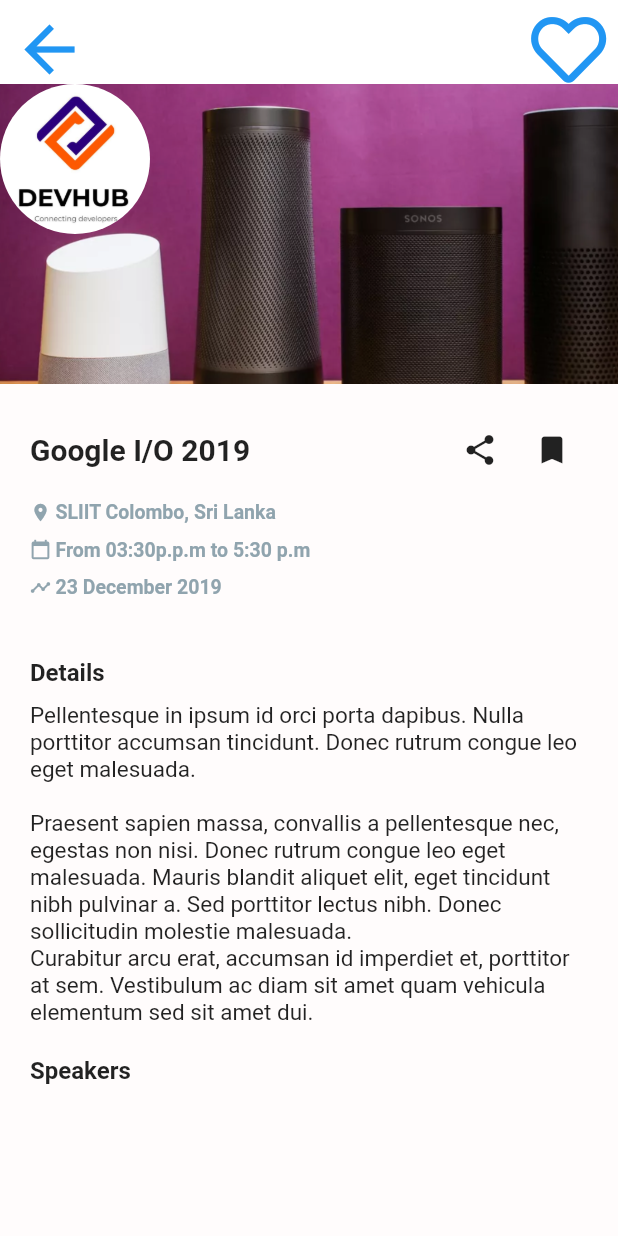
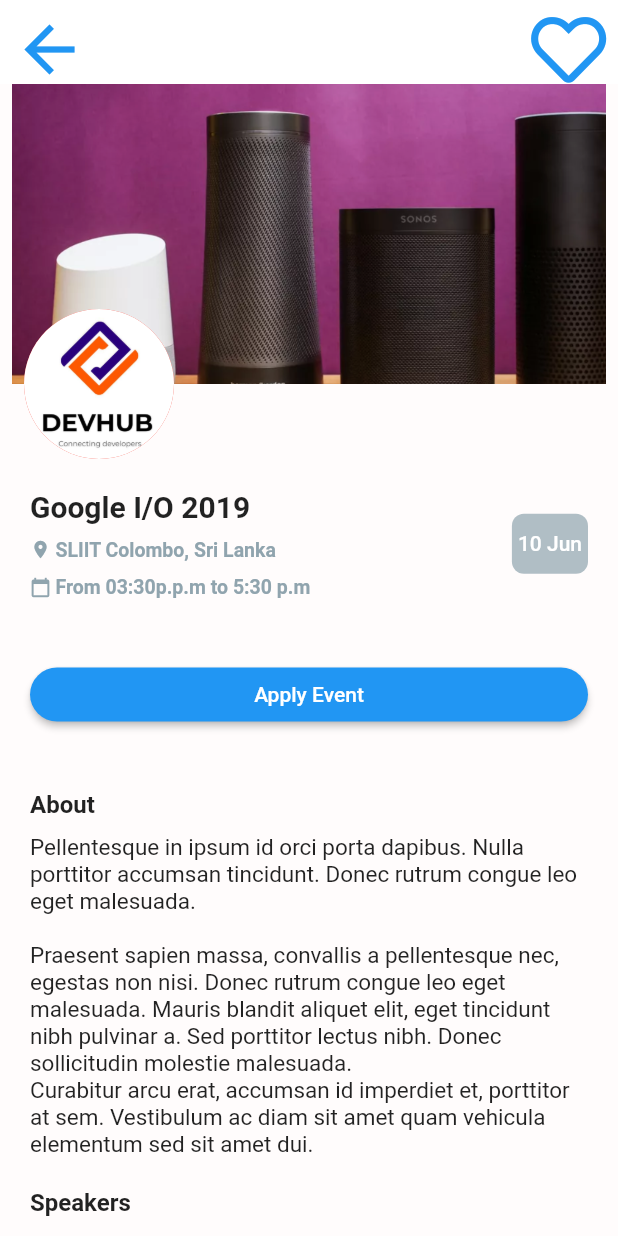
Before and after one commit to expertamitch/devhub, a Flutter app: the EventHomePage screen opened directly, on a phone screen of 412 x 824 dp. Run offline on Flutter 3.47's test engine with Material 2 defaults, Android fonts, the phone set to English and light mode, and no system bars; our stand-ins replace carousel_slider, font_awesome_flutter, photo_view, rxdart, share.

Commit message:
updated 28-10-19 7:15 updated event details page

```diff
--- a/lib/ui/events/event_homepage.dart
+++ b/lib/ui/events/event_homepage.dart
@@ -1,6 +1,8 @@
+import 'package:dev_hub/util/constants.dart';
 import 'package:dev_hub/util/data.dart';
 import 'package:flutter/material.dart';
 import 'package:font_awesome_flutter/font_awesome_flutter.dart';
+import 'package:intl/intl.dart';
 import 'package:share/share.dart';
 
 class EventHomePage extends StatefulWidget {
@@ -29,23 +31,37 @@
         ],
       ),
       body: ListView(
-        //todo work on refine design
         children: <Widget>[
-          Stack(
+          Padding(
+            padding: const EdgeInsets.only(left:8.0,right: 8.0),
+            child: Stack(
+              alignment:Alignment.bottomLeft,
               children: <Widget>[
-              Image.asset("assets/image_01.png",
-                  height: 200, width: MediaQuery.of(context).size.width,fit: BoxFit.cover,),
-              Container(
+                Padding(
+                  padding: const EdgeInsets.only(bottom: 50),
+                  child: Image.asset(
+                    "assets/image_01.png",
+                    height: 200,
+                    width: MediaQuery.of(context).size.width,
+                    fit: BoxFit.cover,
+                  ),
+                ),
+                Padding(
+                  padding: const EdgeInsets.only(left: 8),
+                  child: Container(
                     height: 100,
                     width: 100,
+                    decoration: BoxDecoration(color: Colors.red,shape: BoxShape.circle),
                     child: ClipRRect(
-                  borderRadius:BorderRadius.circular(50.0),
+                      borderRadius: BorderRadius.circular(50.0),
                       child: Image.asset(
                         "assets/images/logo.jpeg",
                       ),
                     ),
                   ),
+                ),
               ],
+            ),
           ),
 //          Container(
 //            padding: EdgeInsets.only(left: 20),
@@ -79,10 +95,14 @@
             shrinkWrap: true,
             children: <Widget>[
               Row(
+                children: <Widget>[
+                  Expanded(
+                    child: Column(
+                      children: <Widget>[
+                        Row(
                           mainAxisAlignment: MainAxisAlignment.spaceBetween,
                           children: [
-                  Expanded(
-                    child: Container(
+                            Container(
                               alignment: Alignment.centerLeft,
                               child: Text(
                                 "${events[0]["name"]}",
@@ -94,21 +114,22 @@
                                 textAlign: TextAlign.left,
                               ),
                             ),
-                  ),
-                  IconButton(
-                    icon: Icon(
-                      Icons.share,
-                    ),
-                    onPressed: () {
-                      Share.share('check out my website https://example.com');
-                    },
-                  ),
-                  IconButton(
-                    icon: Icon(
-                      Icons.bookmark,
-                    ),
-                    onPressed: () {},
-                  ),
+//                  IconButton(
+//                    icon: Icon(
+//                      Icons.share,
+//                    ),
+//                    onPressed: () {
+//                      Share.share('check out my website https://example.com');
+//                    },
+//                  ),
+//                  IconButton(
+//                    icon: Icon(
+//                      Icons.bookmark,
+//                    ),
+//                    onPressed: () {},
+//                  ),
+
+
                           ],
                         ),
                         SizedBox(height: 10),
@@ -159,35 +180,40 @@
                             ),
                           ],
                         ),
-              SizedBox(height: 10),
-              Row(
-                children: <Widget>[
-                  Icon(
-                    Icons.timeline,
-                    size: 14,
-                    color: Colors.blueGrey[300],
-                  ),
-                  SizedBox(width: 3),
-                  Container(
-                    alignment: Alignment.centerLeft,
-                    child: Text(
-                      "${events[0]["date"]}",
-                      style: TextStyle(
-                        fontWeight: FontWeight.bold,
-                        fontSize: 13,
-                        color: Colors.blueGrey[300],
-                      ),
-                      maxLines: 1,
-                      textAlign: TextAlign.left,
+                      ],
                     ),
                   ),
+                  Container(
+                      decoration: BoxDecoration(
+                          borderRadius: BorderRadius.all(
+                              Radius.circular(8.0)),
+                          color: Colors.blueGrey[200],
+                          shape: BoxShape.rectangle),
+                      child: Padding(
+                        padding: const EdgeInsets.only(
+                            top: 12,
+                            bottom: 12,
+                            left: 4,
+                            right: 4),
+                        child: Text(
+                          formatDate("${events[0]["date"]}"),
+                          style: TextStyle(
+                              fontSize: 14,
+                              color: Colors.white,
+                              fontWeight: FontWeight.w500),
+                        ),
+                      )),
                 ],
               ),
+
+              SizedBox(height: 40.0),
+              RaisedButton(onPressed: (){},child: Text("Apply Event"),shape: StadiumBorder(),color: Constants.buttonColor,textColor: Colors.white,),
+
               SizedBox(height: 40.0),
               Container(
                 alignment: Alignment.centerLeft,
                 child: Text(
-                  "Details",
+                  "About",
                   style: TextStyle(
                     fontWeight: FontWeight.bold,
                     fontSize: 16,
@@ -230,4 +256,8 @@
       ),
     );
   }
+  String formatDate(String dateToFormat) {
+    return DateFormat("dd MMM")
+        .format(DateFormat("yyyy MMMM dd").parse(dateToFormat));
   }
+}
--- a/pubspec.yaml
+++ b/pubspec.yaml
@@ -24,6 +24,7 @@
   carousel_slider: ^1.3.0
   share: ^0.6.3+1
   photo_view: ^0.8.0
+  intl: ^0.15.7
 
 
 
```
Also changed, not shown: pubspec.lock. Lines whose indentation alone changed are shown as unchanged.
